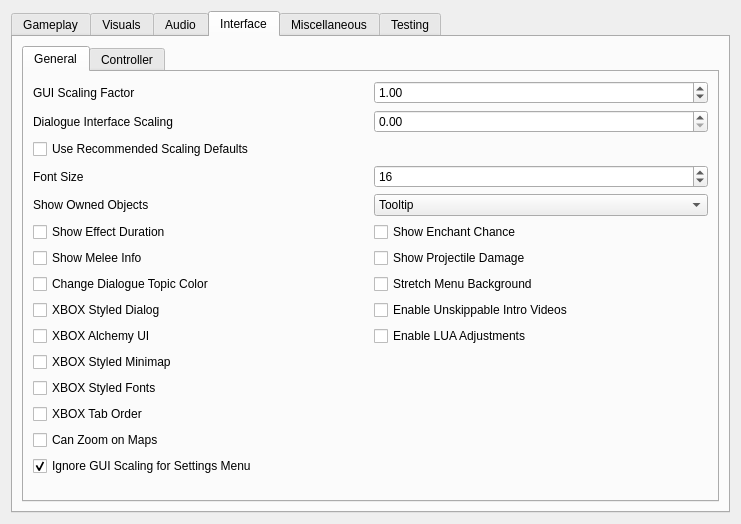
The window that apps/launcher/ui/settingspage.ui (zander2k1/groovy-openmw) describes before a commit, drawn with Qt 5.
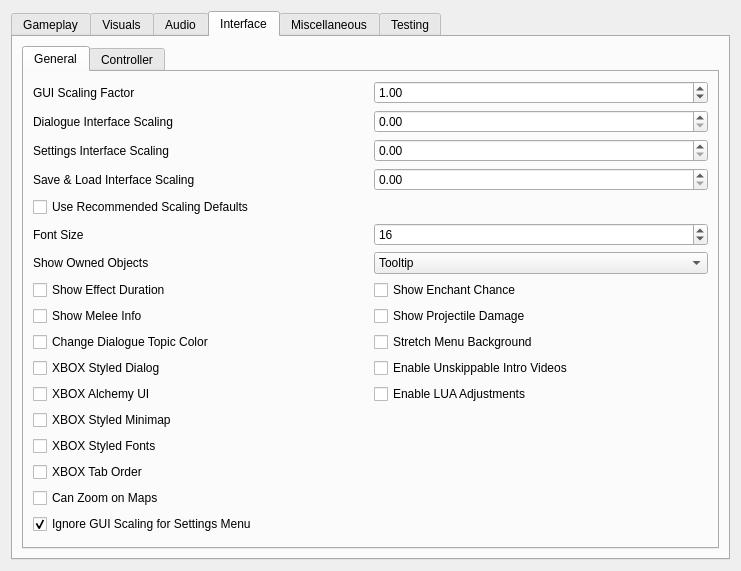
The same window after the commit. The open tabs and pages were chosen to show the change.

Commit message: OpenMW-XBOX-UI: Added the ability to seperately scale the save/load & settings menu

Patch:
```diff
--- a/apps/launcher/ui/settingspage.ui
+++ b/apps/launcher/ui/settingspage.ui
@@ -1274,7 +1274,7 @@
           <layout class="QVBoxLayout">
            <item>
             <layout class="QGridLayout" name="interfaceGeneralGridLayout">
-             <item row="4" column="1">
+             <item row="6" column="1">
               <widget class="QComboBox" name="showOwnedComboBox">
                <property name="currentIndex">
                 <number>1</number>
@@ -1320,7 +1320,7 @@
                </property>
               </widget>
              </item>
-            <item row="3" column="1">
+            <item row="5" column="1">
              <widget class="QSpinBox" name="fontSizeSpinBox">
               <property name="minimum">
                <number>12</number>
@@ -1365,7 +1365,7 @@
                </property>
               </widget>
              </item>
-             <item row="5" column="0">
+             <item row="7" column="0">
               <widget class="QCheckBox" name="showEffectDurationCheckBox">
                <property name="toolTip">
                 <string>&lt;html&gt;&lt;head/&gt;&lt;body&gt;&lt;p&gt;Show the remaining duration of magic effects and lights if this setting is true. The remaining duration is displayed in the tooltip by hovering over the magical effect. &lt;/p&gt;&lt;p&gt;The default value is false.&lt;/p&gt;&lt;/body&gt;&lt;/html&gt;</string>
@@ -1375,7 +1375,7 @@
                </property>
               </widget>
              </item>
-             <item row="7" column="0">
+             <item row="9" column="0">
               <widget class="QCheckBox" name="changeDialogTopicsCheckBox">
                <property name="toolTip">
                 <string>&lt;html&gt;&lt;head/&gt;&lt;body&gt;&lt;p&gt;If this setting is true, dialogue topics will have a different color if the topic is specific to the NPC you're talking to or the topic was previously seen. Color can be changed in settings.cfg.&lt;/p&gt;&lt;p&gt;The default value is false.&lt;/p&gt;&lt;/body&gt;&lt;/html&gt;</string>
@@ -1385,7 +1385,7 @@
                </property>
               </widget>
              </item>
-            <item row="3" column="0">
+            <item row="5" column="0">
              <widget class="QLabel" name="fontSizeLabel">
               <property name="toolTip">
                <string>Size of characters in game texts.</string>
@@ -1406,6 +1406,64 @@
              </widget>
             </item>
             <item row="2" column="0">
+             <widget class="QLabel" name="settingsInterfaceScalingLabel">
+              <property name="toolTip">
+               <string>&lt;html&gt;&lt;head/&gt;&lt;body&gt;&lt;p&gt;Scales the settings menu and main menu independently of the main GUI scaling.&lt;/p&gt;&lt;p&gt;Set to 0.0 to follow GUI Scaling Factor.&lt;/p&gt;&lt;/body&gt;&lt;/html&gt;</string>
+              </property>
+              <property name="text">
+               <string>Settings Interface Scaling</string>
+              </property>
+             </widget>
+            </item>
+            <item row="2" column="1">
+             <widget class="QDoubleSpinBox" name="settingsInterfaceScalingSpinBox">
+              <property name="decimals">
+               <number>2</number>
+              </property>
+              <property name="minimum">
+               <double>0.000000000000000</double>
+              </property>
+              <property name="maximum">
+               <double>8.000000000000000</double>
+              </property>
+              <property name="singleStep">
+               <double>0.250000000000000</double>
+              </property>
+              <property name="value">
+               <double>0.000000000000000</double>
+              </property>
+             </widget>
+            </item>
+            <item row="3" column="0">
+             <widget class="QLabel" name="saveLoadInterfaceScalingLabel">
+              <property name="toolTip">
+               <string>&lt;html&gt;&lt;head/&gt;&lt;body&gt;&lt;p&gt;Scales the save/load screen independently of the main GUI scaling.&lt;/p&gt;&lt;p&gt;Set to 0.0 to follow GUI Scaling Factor.&lt;/p&gt;&lt;/body&gt;&lt;/html&gt;</string>
+              </property>
+              <property name="text">
+               <string>Save &amp; Load Interface Scaling</string>
+              </property>
+             </widget>
+            </item>
+            <item row="3" column="1">
+             <widget class="QDoubleSpinBox" name="saveLoadInterfaceScalingSpinBox">
+              <property name="decimals">
+               <number>2</number>
+              </property>
+              <property name="minimum">
+               <double>0.000000000000000</double>
+              </property>
+              <property name="maximum">
+               <double>8.000000000000000</double>
+              </property>
+              <property name="singleStep">
+               <double>0.250000000000000</double>
+              </property>
+              <property name="value">
+               <double>0.000000000000000</double>
+              </property>
+             </widget>
+            </item>
+            <item row="4" column="0">
              <widget class="QCheckBox" name="recommendedScalingDefaultsCheckBox">
               <property name="toolTip">
                <string>Apply recommended interface and dialogue scaling based on resolution.</string>
@@ -1415,7 +1473,7 @@
               </property>
              </widget>
             </item>
-            <item row="14" column="0">
+            <item row="16" column="0">
              <widget class="QCheckBox" name="settingsWindowIgnoreScalingCheckBox">
               <property name="toolTip">
                <string>Keep the in-game settings window at normal size regardless of GUI scaling.</string>
@@ -1428,14 +1486,14 @@
               </property>
              </widget>
             </item>
-             <item row="8" column="0">
+             <item row="10" column="0">
                <widget class="QCheckBox" name="xboxStyledDialogCheckBox">
                 <property name="text">
                  <string>XBOX Styled Dialog</string>
                 </property>
                </widget>
               </item>
-               <item row="9" column="0">
+               <item row="11" column="0">
                <widget class="QCheckBox" name="xboxAlchemyUiCheckBox">
                 <property name="toolTip">
                  <string>Replace alchemy with an Xbox-style split menu flow.</string>
@@ -1445,7 +1503,7 @@
                 </property>
                </widget>
               </item>
-               <item row="10" column="0">
+               <item row="12" column="0">
                <widget class="QCheckBox" name="xboxStyledMinimapCheckBox">
                 <property name="toolTip">
                  <string>Move HUD minimap and active effects to the top-left in an Xbox-style layout.</string>
@@ -1455,7 +1513,7 @@
                 </property>
                </widget>
               </item>
-              <item row="11" column="0">
+              <item row="13" column="0">
              <widget class="QCheckBox" name="xboxStyledFontsCheckBox">
                 <property name="toolTip">
                  <string>Use Montserrat fonts for Xbox-style UI. Disable to use MysticCards.</string>
@@ -1465,7 +1523,7 @@
                 </property>
                </widget>
               </item>
-              <item row="12" column="0">
+              <item row="14" column="0">
                <widget class="QCheckBox" name="xboxTabOrderCheckBox">
                 <property name="toolTip">
                  <string>Use original Xbox tab order: Inventory, Magic, Map, Stats.</string>
@@ -1475,7 +1533,7 @@
                </property>
               </widget>
              </item>
-             <item row="13" column="0">
+             <item row="15" column="0">
               <widget class="QCheckBox" name="useZoomOnMapCheckBox">
                <property name="toolTip">
                 <string>&lt;html&gt;&lt;head/&gt;&lt;body&gt;&lt;p&gt;Enable zooming on local and global maps.&lt;/p&gt;&lt;/body&gt;&lt;/html&gt;</string>
@@ -1485,7 +1543,7 @@
                </property>
               </widget>
              </item>
-             <item row="6" column="1">
+             <item row="8" column="1">
               <widget class="QCheckBox" name="showProjectileDamageCheckBox">
                <property name="toolTip">
                 <string>&lt;html&gt;&lt;head/&gt;&lt;body&gt;&lt;p&gt;If this setting is true, damage bonus of arrows and bolts will be shown on item tooltip.&lt;/p&gt;&lt;p&gt;The default value is false.&lt;/p&gt;&lt;/body&gt;&lt;/html&gt;</string>
@@ -1495,7 +1553,7 @@
                </property>
               </widget>
              </item>
-             <item row="6" column="0">
+             <item row="8" column="0">
               <widget class="QCheckBox" name="showMeleeInfoCheckBox">
                <property name="toolTip">
                 <string>&lt;html&gt;&lt;head/&gt;&lt;body&gt;&lt;p&gt;If this setting is true, melee weapons reach and speed will be shown on item tooltip.&lt;/p&gt;&lt;p&gt;The default value is false.&lt;/p&gt;&lt;/body&gt;&lt;/html&gt;</string>
@@ -1505,7 +1563,7 @@
                </property>
               </widget>
              </item>
-             <item row="7" column="1">
+             <item row="9" column="1">
              <widget class="QCheckBox" name="stretchBackgroundCheckBox">
               <property name="toolTip">
                <string>&lt;html&gt;&lt;head/&gt;&lt;body&gt;&lt;p&gt;Stretch menus, load screens, etc. to the window aspect ratio.&lt;/p&gt;&lt;/body&gt;&lt;/html&gt;</string>
@@ -1515,7 +1573,7 @@
               </property>
              </widget>
             </item>
-            <item row="8" column="1">
+            <item row="10" column="1">
              <widget class="QCheckBox" name="unskippableIntroVideosCheckBox">
               <property name="toolTip">
                <string>&lt;html&gt;&lt;head/&gt;&lt;body&gt;&lt;p&gt;Prevent skipping intro videos before the main menu.&lt;/p&gt;&lt;/body&gt;&lt;/html&gt;</string>
@@ -1525,7 +1583,7 @@
               </property>
              </widget>
             </item>
-            <item row="9" column="1">
+            <item row="11" column="1">
              <widget class="QCheckBox" name="luaAdjustmentsCheckBox">
               <property name="toolTip">
                <string>&lt;html&gt;&lt;head/&gt;&lt;body&gt;&lt;p&gt;Hides LUA-based HUD elements when GUIs are open.&lt;/p&gt;&lt;/body&gt;&lt;/html&gt;</string>
@@ -1535,14 +1593,14 @@
               </property>
              </widget>
             </item>
-             <item row="4" column="0">
+             <item row="6" column="0">
               <widget class="QLabel" name="showOwnedLabel">
                <property name="text">
                 <string>Show Owned Objects</string>
                </property>
               </widget>
              </item>
-             <item row="5" column="1">
+             <item row="7" column="1">
               <widget class="QCheckBox" name="showEnchantChanceCheckBox">
                <property name="toolTip">
                 <string>&lt;html&gt;&lt;head/&gt;&lt;body&gt;&lt;p&gt;Whether or not the chance of success will be displayed in the enchanting menu.&lt;/p&gt;&lt;p&gt;The default value is false.&lt;/p&gt;&lt;/body&gt;&lt;/html&gt;</string>
```
The commit also changes 16 other files.
